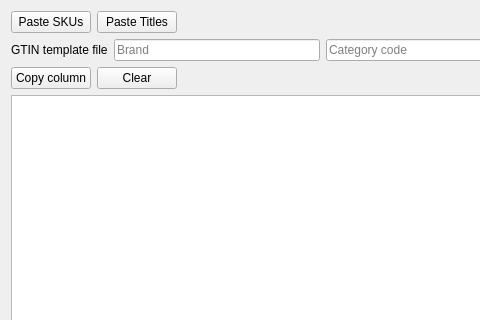
Above: gui/DialogExtractInfos.ui from icingerpower/AmazonTemplate2 before the change; both pictures show x 0 to 480 and y 0 to 320 of the 1134 by 650 pixel window. Below: the same form after it.
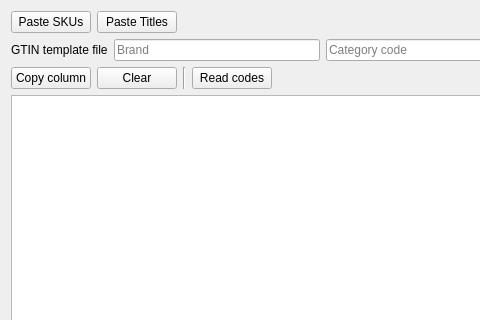
That is the form after the change.

```diff
--- a/gui/DialogExtractInfos.ui
+++ b/gui/DialogExtractInfos.ui
@@ -128,6 +128,23 @@
        </property>
       </widget>
      </item>
+     <item>
+      <widget class="Line" name="line">
+       <property name="orientation">
+        <enum>Qt::Orientation::Vertical</enum>
+       </property>
+      </widget>
+     </item>
+     <item>
+      <widget class="QPushButton" name="buttonReadGtin">
+       <property name="toolTip">
+        <string>Read GTIN codes from the GS1 result report</string>
+       </property>
+       <property name="text">
+        <string>Read codes</string>
+       </property>
+      </widget>
+     </item>
      <item>
       <spacer name="horizontalSpacer_2">
        <property name="orientation">
```
